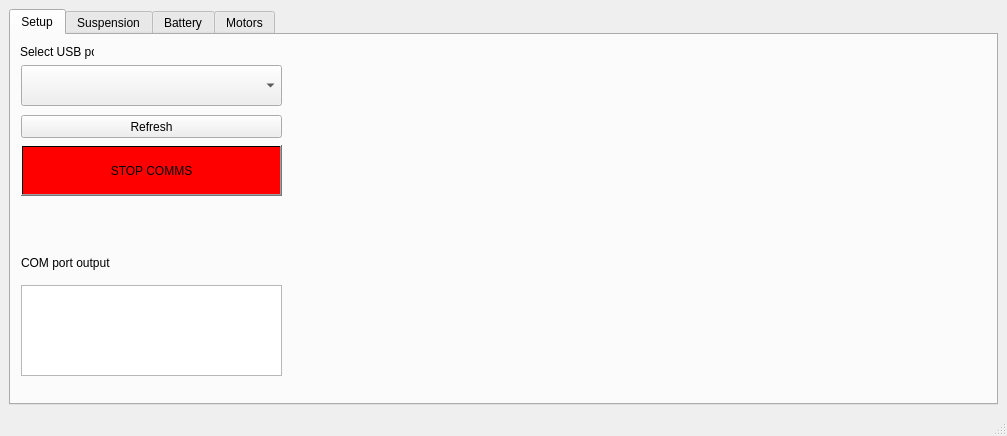
niallbeggan/TelemetrySystem, file mainwindow.ui: the form before one commit.
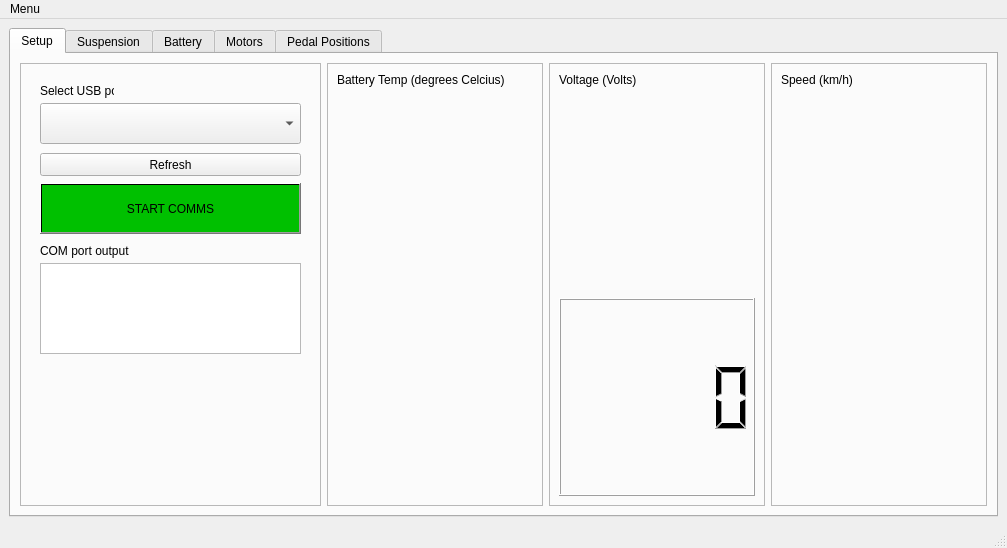
The form after the commit. Custom widgets are drawn as their Qt base class.

```diff
--- a/mainwindow.ui
+++ b/mainwindow.ui
@@ -7,7 +7,7 @@
     <x>0</x>
     <y>0</y>
     <width>1007</width>
-    <height>436</height>
+    <height>548</height>
    </rect>
   </property>
   <property name="sizePolicy">
@@ -30,7 +30,7 @@
     </sizepolicy>
    </property>
    <layout class="QGridLayout" name="gridLayout">
-    <item row="0" column="1">
+    <item row="0" column="0">
      <widget class="QTabWidget" name="tabWidget">
       <property name="sizePolicy">
        <sizepolicy hsizetype="Preferred" vsizetype="Preferred">
@@ -45,6 +45,79 @@
        <attribute name="title">
         <string>Setup</string>
        </attribute>
+       <layout class="QHBoxLayout" name="horizontalLayout_3">
+        <item>
+         <widget class="QFrame" name="frame_2">
+          <property name="frameShape">
+           <enum>QFrame::StyledPanel</enum>
+          </property>
+          <property name="frameShadow">
+           <enum>QFrame::Raised</enum>
+          </property>
+          <layout class="QVBoxLayout" name="verticalLayout_9">
+           <item>
+            <widget class="QFrame" name="frame">
+             <property name="enabled">
+              <bool>true</bool>
+             </property>
+             <property name="sizePolicy">
+              <sizepolicy hsizetype="Fixed" vsizetype="Maximum">
+               <horstretch>0</horstretch>
+               <verstretch>0</verstretch>
+              </sizepolicy>
+             </property>
+             <property name="minimumSize">
+              <size>
+               <width>281</width>
+               <height>321</height>
+              </size>
+             </property>
+             <property name="maximumSize">
+              <size>
+               <width>281</width>
+               <height>16777215</height>
+              </size>
+             </property>
+             <property name="frameShape">
+              <enum>QFrame::NoFrame</enum>
+             </property>
+             <property name="frameShadow">
+              <enum>QFrame::Plain</enum>
+             </property>
+             <property name="lineWidth">
+              <number>2</number>
+             </property>
+             <widget class="QLabel" name="label">
+              <property name="geometry">
+               <rect>
+                <x>10</x>
+                <y>10</y>
+                <width>74</width>
+                <height>16</height>
+               </rect>
+              </property>
+              <property name="sizePolicy">
+               <sizepolicy hsizetype="Fixed" vsizetype="Fixed">
+                <horstretch>0</horstretch>
+                <verstretch>0</verstretch>
+               </sizepolicy>
+              </property>
+              <property name="minimumSize">
+               <size>
+                <width>74</width>
+                <height>16</height>
+               </size>
+              </property>
+              <property name="maximumSize">
+               <size>
+                <width>74</width>
+                <height>16</height>
+               </size>
+              </property>
+              <property name="text">
+               <string>Select USB port</string>
+              </property>
+             </widget>
        <widget class="QComboBox" name="comboBoxSerialPorts">
         <property name="geometry">
          <rect>
@@ -54,15 +127,23 @@
           <height>41</height>
          </rect>
         </property>
-       </widget>
-       <widget class="QTextEdit" name="textEdit_2">
-        <property name="geometry">
-         <rect>
-          <x>10</x>
-          <y>250</y>
+              <property name="sizePolicy">
+               <sizepolicy hsizetype="Fixed" vsizetype="Fixed">
+                <horstretch>0</horstretch>
+                <verstretch>0</verstretch>
+               </sizepolicy>
+              </property>
+              <property name="minimumSize">
+               <size>
           <width>261</width>
-          <height>91</height>
-         </rect>
+                <height>41</height>
+               </size>
+              </property>
+              <property name="maximumSize">
+               <size>
+                <width>261</width>
+                <height>41</height>
+               </size>
         </property>
        </widget>
        <widget class="QPushButton" name="refreshPorts">
@@ -74,6 +155,24 @@
           <height>23</height>
          </rect>
         </property>
+              <property name="sizePolicy">
+               <sizepolicy hsizetype="Fixed" vsizetype="Fixed">
+                <horstretch>0</horstretch>
+                <verstretch>0</verstretch>
+               </sizepolicy>
+              </property>
+              <property name="minimumSize">
+               <size>
+                <width>261</width>
+                <height>23</height>
+               </size>
+              </property>
+              <property name="maximumSize">
+               <size>
+                <width>261</width>
+                <height>23</height>
+               </size>
+              </property>
         <property name="focusPolicy">
          <enum>Qt::StrongFocus</enum>
         </property>
@@ -96,6 +195,18 @@
           <verstretch>0</verstretch>
          </sizepolicy>
         </property>
+              <property name="minimumSize">
+               <size>
+                <width>261</width>
+                <height>51</height>
+               </size>
+              </property>
+              <property name="maximumSize">
+               <size>
+                <width>261</width>
+                <height>51</height>
+               </size>
+              </property>
         <property name="cursor">
          <cursorShape>ArrowCursor</cursorShape>
         </property>
@@ -122,6 +233,18 @@
           <verstretch>0</verstretch>
          </sizepolicy>
         </property>
+              <property name="minimumSize">
+               <size>
+                <width>261</width>
+                <height>51</height>
+               </size>
+              </property>
+              <property name="maximumSize">
+               <size>
+                <width>261</width>
+                <height>51</height>
+               </size>
+              </property>
         <property name="styleSheet">
          <string notr="true">font: 87 16pt &quot;Arial Black&quot; ;
 background-color: qlineargradient(spread:pad, x1:0, y1:0, x2:1, y2:1, stop:1 rgba(255, 0, 0, 255));</string>
@@ -130,32 +253,178 @@
          <string>STOP COMMS</string>
         </property>
        </widget>
-       <widget class="QLabel" name="label">
-        <property name="geometry">
-         <rect>
-          <x>9</x>
-          <y>9</y>
-          <width>74</width>
-          <height>16</height>
-         </rect>
-        </property>
-        <property name="text">
-         <string>Select USB port</string>
-        </property>
-       </widget>
        <widget class="QLabel" name="label_2">
         <property name="geometry">
          <rect>
           <x>10</x>
-          <y>220</y>
+                <y>170</y>
           <width>171</width>
           <height>16</height>
          </rect>
         </property>
+              <property name="sizePolicy">
+               <sizepolicy hsizetype="Fixed" vsizetype="Fixed">
+                <horstretch>0</horstretch>
+                <verstretch>0</verstretch>
+               </sizepolicy>
+              </property>
+              <property name="minimumSize">
+               <size>
+                <width>171</width>
+                <height>16</height>
+               </size>
+              </property>
+              <property name="maximumSize">
+               <size>
+                <width>171</width>
+                <height>16</height>
+               </size>
+              </property>
         <property name="text">
          <string>COM port output</string>
         </property>
        </widget>
+             <widget class="QTextEdit" name="textEdit_2">
+              <property name="geometry">
+               <rect>
+                <x>10</x>
+                <y>190</y>
+                <width>261</width>
+                <height>91</height>
+               </rect>
+              </property>
+              <property name="sizePolicy">
+               <sizepolicy hsizetype="Fixed" vsizetype="Maximum">
+                <horstretch>0</horstretch>
+                <verstretch>0</verstretch>
+               </sizepolicy>
+              </property>
+              <property name="minimumSize">
+               <size>
+                <width>261</width>
+                <height>91</height>
+               </size>
+              </property>
+              <property name="maximumSize">
+               <size>
+                <width>261</width>
+                <height>16777215</height>
+               </size>
+              </property>
+             </widget>
+             <zorder>endComms</zorder>
+             <zorder>label</zorder>
+             <zorder>comboBoxSerialPorts</zorder>
+             <zorder>refreshPorts</zorder>
+             <zorder>startComms</zorder>
+             <zorder>label_2</zorder>
+             <zorder>textEdit_2</zorder>
+            </widget>
+           </item>
+           <item>
+            <spacer name="verticalSpacer">
+             <property name="orientation">
+              <enum>Qt::Vertical</enum>
+             </property>
+             <property name="sizeHint" stdset="0">
+              <size>
+               <width>20</width>
+               <height>40</height>
+              </size>
+             </property>
+            </spacer>
+           </item>
+          </layout>
+         </widget>
+        </item>
+        <item>
+         <widget class="QFrame" name="frame_3">
+          <property name="frameShape">
+           <enum>QFrame::StyledPanel</enum>
+          </property>
+          <property name="frameShadow">
+           <enum>QFrame::Raised</enum>
+          </property>
+          <layout class="QVBoxLayout" name="verticalLayout_10">
+           <item>
+            <widget class="QLabel" name="label_8">
+             <property name="sizePolicy">
+              <sizepolicy hsizetype="Preferred" vsizetype="Fixed">
+               <horstretch>0</horstretch>
+               <verstretch>0</verstretch>
+              </sizepolicy>
+             </property>
+             <property name="text">
+              <string>Battery Temp (degrees Celcius)</string>
+             </property>
+            </widget>
+           </item>
+           <item>
+            <widget class="QGauge" name="widget" native="true"/>
+           </item>
+          </layout>
+         </widget>
+        </item>
+        <item>
+         <widget class="QFrame" name="frame_4">
+          <property name="frameShape">
+           <enum>QFrame::StyledPanel</enum>
+          </property>
+          <property name="frameShadow">
+           <enum>QFrame::Raised</enum>
+          </property>
+          <layout class="QVBoxLayout" name="verticalLayout_11">
+           <item>
+            <widget class="QLabel" name="label_9">
+             <property name="sizePolicy">
+              <sizepolicy hsizetype="Preferred" vsizetype="Fixed">
+               <horstretch>0</horstretch>
+               <verstretch>0</verstretch>
+              </sizepolicy>
+             </property>
+             <property name="text">
+              <string>Voltage (Volts)</string>
+             </property>
+            </widget>
+           </item>
+           <item>
+            <widget class="QGauge" name="widget_2" native="true"/>
+           </item>
+           <item>
+            <widget class="QLCDNumber" name="lcdNumber"/>
+           </item>
+          </layout>
+         </widget>
+        </item>
+        <item>
+         <widget class="QFrame" name="frame_5">
+          <property name="frameShape">
+           <enum>QFrame::StyledPanel</enum>
+          </property>
+          <property name="frameShadow">
+           <enum>QFrame::Raised</enum>
+          </property>
+          <layout class="QVBoxLayout" name="verticalLayout_12">
+           <item>
+            <widget class="QLabel" name="label_10">
+             <property name="sizePolicy">
+              <sizepolicy hsizetype="Preferred" vsizetype="Fixed">
+               <horstretch>0</horstretch>
+               <verstretch>0</verstretch>
+              </sizepolicy>
+             </property>
+             <property name="text">
+              <string>Speed (km/h)</string>
+             </property>
+            </widget>
+           </item>
+           <item>
+            <widget class="QGauge" name="widget_3" native="true"/>
+           </item>
+          </layout>
+         </widget>
+        </item>
+       </layout>
       </widget>
       <widget class="QWidget" name="tab_2">
        <attribute name="title">
@@ -201,14 +470,14 @@
            </widget>
           </item>
           <item>
-           <widget class="QLCDNumber" name="lcdNumber"/>
+           <widget class="QLCDNumber" name="lcdWattsNumber"/>
           </item>
          </layout>
         </item>
         <item>
          <layout class="QVBoxLayout" name="verticalLayout_5">
           <item>
-           <widget class="QFrame" name="frame">
+           <widget class="QFrame" name="spacerFrame1">
             <property name="frameShape">
              <enum>QFrame::StyledPanel</enum>
             </property>
@@ -252,7 +521,7 @@
         <item>
          <layout class="QVBoxLayout" name="verticalLayout_6">
           <item>
-           <widget class="QFrame" name="frame_2">
+           <widget class="QFrame" name="spacerFrame2">
             <property name="frameShape">
              <enum>QFrame::StyledPanel</enum>
             </property>
@@ -377,6 +646,11 @@
         </item>
        </layout>
       </widget>
+      <widget class="QWidget" name="tab_5">
+       <attribute name="title">
+        <string>Pedal Positions</string>
+       </attribute>
+      </widget>
      </widget>
     </item>
    </layout>
@@ -390,6 +664,13 @@
      <height>21</height>
     </rect>
    </property>
+   <widget class="QMenu" name="menuMenu">
+    <property name="title">
+     <string>Menu</string>
+    </property>
+    <addaction name="separator"/>
+   </widget>
+   <addaction name="menuMenu"/>
   </widget>
   <widget class="QStatusBar" name="statusbar"/>
  </widget>
```
Left out of the diff: 94 changed lines with no effect on the pictures. Lines whose indentation alone changed are shown as unchanged.
